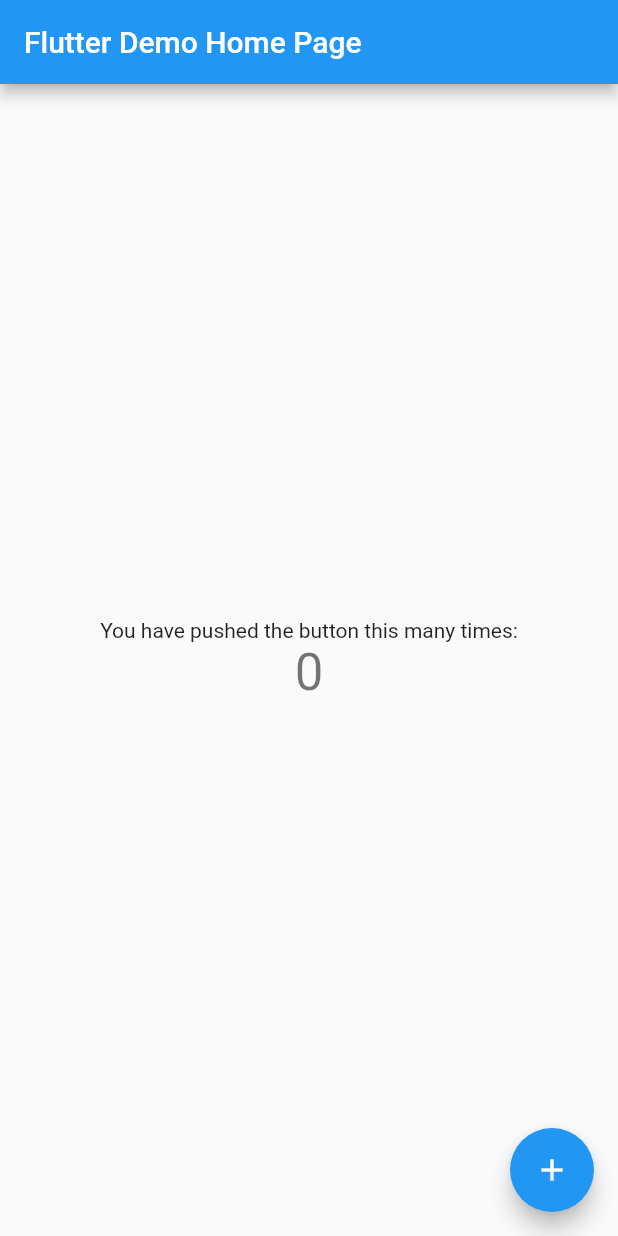
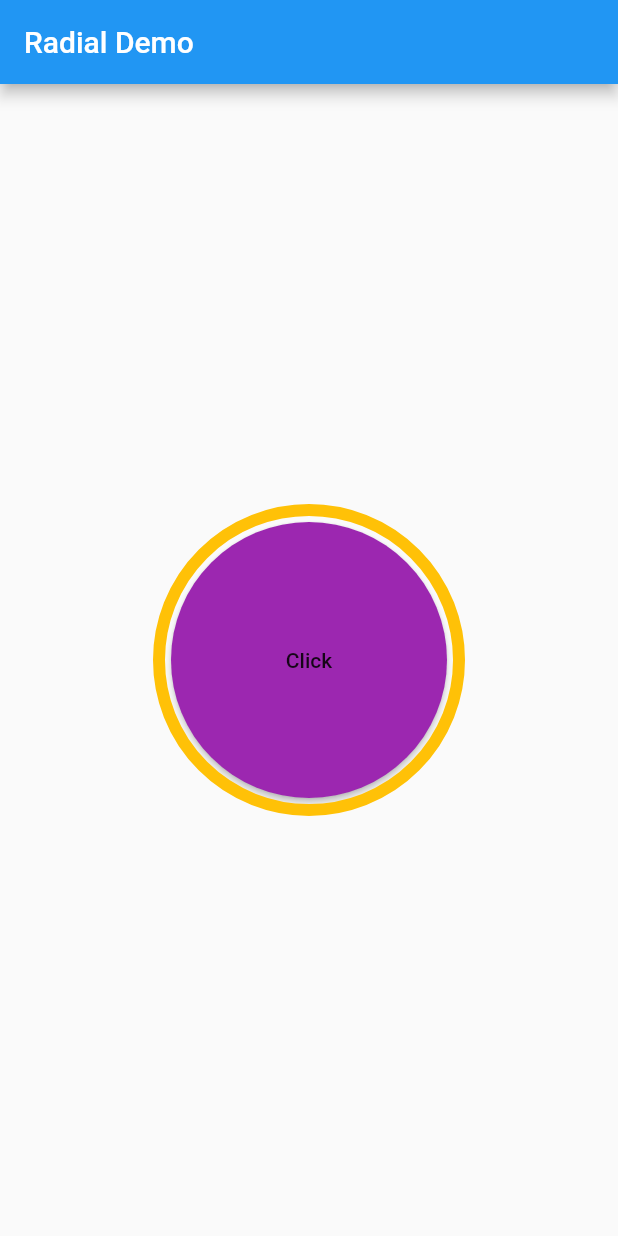
Before and after one commit to abhijituppal/RadialMenu, a Flutter app: the screen it shows after launch, on a phone screen of 412 x 824 dp. Run offline on Flutter 3.47's test engine with Material 2 defaults, Android fonts, the phone set to English and light mode, and no system bars.

Commit message:
Radial progress

```diff
--- a/lib/main.dart
+++ b/lib/main.dart
@@ -1,63 +1,4 @@
 import 'package:flutter/material.dart';
+import 'my_app.dart';
 
 void main() => runApp(MyApp());
-
-class MyApp extends StatelessWidget {
-  @override
-  Widget build(BuildContext context) {
-    return MaterialApp(
-      title: 'Flutter Demo',
-      theme: ThemeData(
-        primarySwatch: Colors.blue,
-      ),
-      home: MyHomePage(title: 'Flutter Demo Home Page'),
-    );
-  }
-}
-
-class MyHomePage extends StatefulWidget {
-  MyHomePage({Key key, this.title}) : super(key: key);
-
-  final String title;
-
-  @override
-  _MyHomePageState createState() => _MyHomePageState();
-}
-
-class _MyHomePageState extends State<MyHomePage> {
-  int _counter = 0;
-
-  void _incrementCounter() {
-    setState(() {
-      _counter++;
-    });
-  }
-
-  @override
-  Widget build(BuildContext context) {
-    return Scaffold(
-      appBar: AppBar(
-        title: Text(widget.title),
-      ),
-      body: Center(
-        child: Column(
-          mainAxisAlignment: MainAxisAlignment.center,
-          children: <Widget>[
-            Text(
-              'You have pushed the button this many times:',
-            ),
-            Text(
-              '$_counter',
-              style: Theme.of(context).textTheme.display1,
-            ),
-          ],
-        ),
-      ),
-      floatingActionButton: FloatingActionButton(
-        onPressed: _incrementCounter,
-        tooltip: 'Increment',
-        child: Icon(Icons.add),
-      ),
-    );
-  }
-}
--- /dev/null
+++ b/lib/my_app.dart
@@ -0,0 +1,107 @@
+import 'dart:math';
+
+import 'package:flutter/material.dart';
+
+class MyApp extends StatelessWidget {
+  @override
+  Widget build(BuildContext context) {
+    return MaterialApp(
+      title: 'Radial Demo',
+      theme: ThemeData(
+        primarySwatch: Colors.blue,
+      ),
+      home: MyHomePage(title: 'Radial Demo'),
+    );
+  }
+}
+
+class MyHomePage extends StatefulWidget {
+  MyHomePage({Key key, this.title}) : super(key: key);
+
+  final String title;
+
+  @override
+  _MyHomePageState createState() => _MyHomePageState();
+}
+
+class _MyHomePageState extends State<MyHomePage> {
+  double percentage;
+
+  @override
+  void initState() {
+    super.initState();
+    setState(() {
+      percentage = 0.0;
+    });
+  }
+
+  @override
+  Widget build(BuildContext context) {
+    return Scaffold(
+      appBar: AppBar(
+        title: Text(widget.title),
+      ),
+      body: Center(
+          child: Container(
+        width: 200,
+        height: 200,
+        child: CustomPaint(
+          foregroundPainter: _RadialPainter(lineColor: Colors.amber, completeColor: Colors.blueAccent, completePercent: percentage, width: 8.0),
+          child: Padding(
+            padding: EdgeInsets.all(8),
+            child: RaisedButton(
+              onPressed: () {
+                setState(() {
+                  percentage += 10;
+                  if (percentage > 100) {
+                    percentage = 0;
+                  }
+                });
+              },
+              color: Colors.purple,
+              splashColor: Colors.blueAccent,
+              shape: CircleBorder(),
+              child: Text("Click"),
+            ),
+          ),
+        ),
+      )),
+    );
+  }
+}
+
+class _RadialPainter extends CustomPainter {
+  final Color lineColor;
+  final Color completeColor;
+  final double completePercent;
+  final double width;
+
+  _RadialPainter({this.lineColor, this.completeColor, this.completePercent, this.width});
+
+  @override
+  void paint(Canvas canvas, Size size) {
+    Paint line = new Paint()
+      ..color = lineColor
+      ..strokeCap = StrokeCap.round
+      ..style = PaintingStyle.stroke
+      ..strokeWidth = width;
+    Paint complete = new Paint()
+      ..color = completeColor
+      ..strokeCap = StrokeCap.round
+      ..style = PaintingStyle.stroke
+      ..strokeWidth = width;
+
+    Offset center = new Offset(size.width / 2, size.height / 2);
+
+    double radius = min(size.width / 2, size.height / 2);
+    canvas.drawCircle(center, radius, line);
+
+    final arcAngle = 2 * pi * (completePercent / 100);
+    canvas.drawArc(Rect.fromCircle(center: center, radius: radius), -pi / 2, arcAngle, false, complete);
+  }
+
+  @override
+  bool shouldRepaint(CustomPainter oldDelegate) {
+    return true;
+  }
+}
```
Also changed, not shown: 1 other file.
